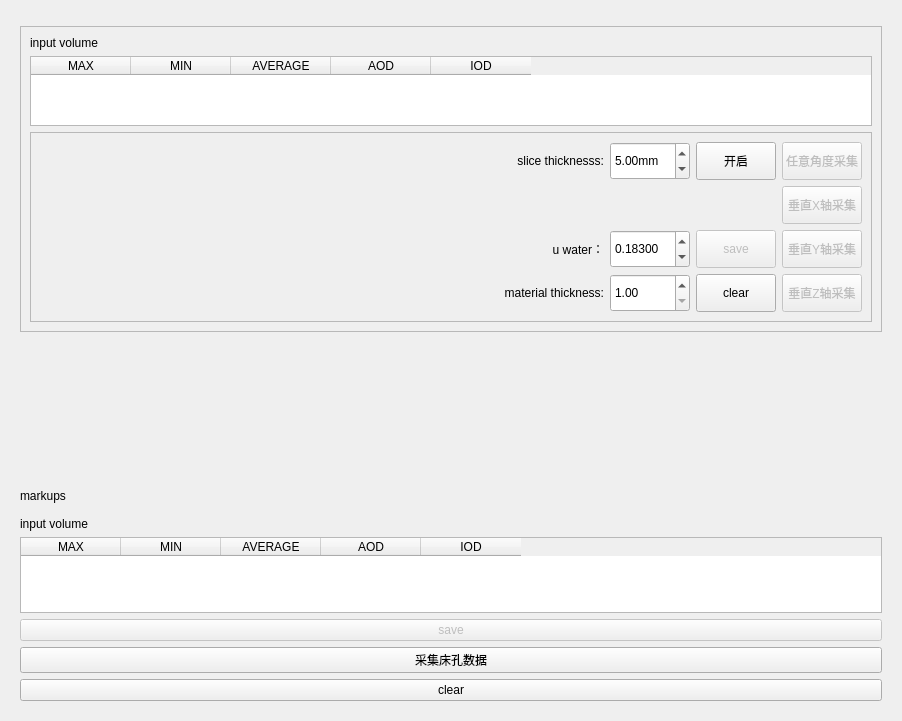
qimo601/exStone, file Calculus/Resources/UI/qSlicerCalculusModuleWidget.ui: the form before one commit.
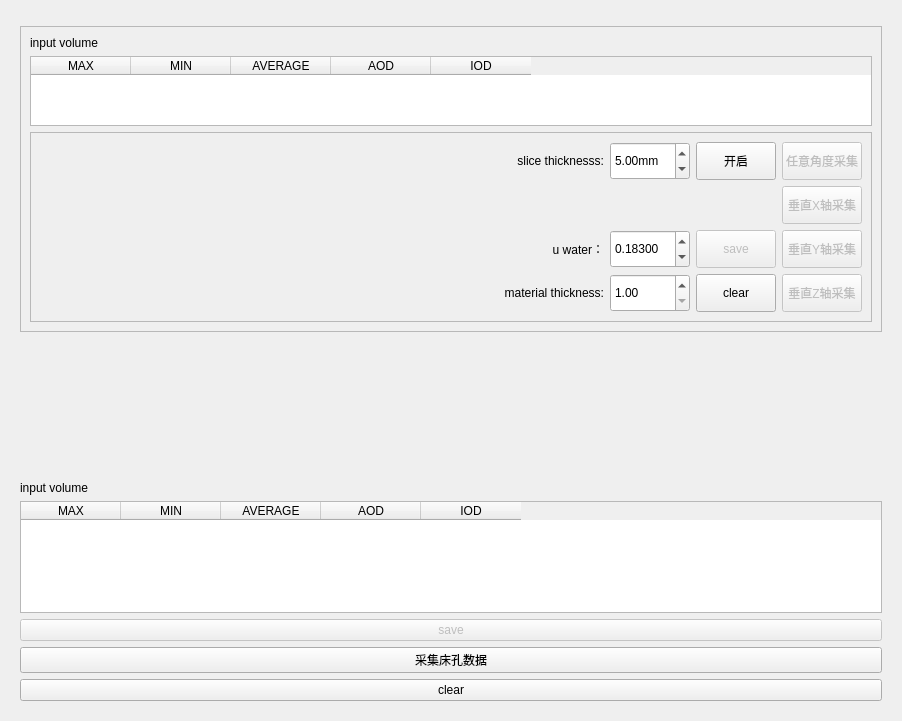
The form after the commit. Custom widgets are drawn as their Qt base class.

Diff of the .ui file:
```diff
--- a/Calculus/Resources/UI/qSlicerCalculusModuleWidget.ui
+++ b/Calculus/Resources/UI/qSlicerCalculusModuleWidget.ui
@@ -413,45 +413,13 @@
        <enum>QFormLayout::AllNonFixedFieldsGrow</enum>
       </property>
       <item row="0" column="0">
-       <widget class="QLabel" name="label_2">
-        <property name="minimumSize">
-         <size>
-          <width>50</width>
-          <height>30</height>
-         </size>
-        </property>
-        <property name="text">
-         <string>markups</string>
-        </property>
-       </widget>
-      </item>
-      <item row="0" column="1">
-       <widget class="qMRMLNodeComboBox" name="markupsMRMLNodeComboBox" native="true">
-        <property name="nodeTypes" stdset="0">
-         <string>vtkMRMLMarkupsFiducialNode</string>
-        </property>
-        <property name="noneEnabled" stdset="0">
-         <bool>true</bool>
-        </property>
-        <property name="addEnabled" stdset="0">
-         <bool>false</bool>
-        </property>
-        <property name="removeEnabled" stdset="0">
-         <bool>true</bool>
-        </property>
-        <property name="renameEnabled" stdset="0">
-         <bool>false</bool>
-        </property>
-       </widget>
-      </item>
-      <item row="1" column="0">
        <widget class="QLabel" name="label_3">
         <property name="text">
          <string>input volume</string>
         </property>
        </widget>
       </item>
-      <item row="1" column="1">
+      <item row="0" column="1">
        <widget class="qMRMLNodeComboBox" name="inputVolumeMRMLNodeComboBox_2" native="true">
         <property name="nodeTypes" stdset="0">
          <string>vtkMRMLScalarVolumeNode</string>
@@ -470,7 +438,7 @@
         </property>
        </widget>
       </item>
-      <item row="2" column="0" colspan="2">
+      <item row="1" column="0" colspan="2">
        <widget class="QTableWidget" name="tableblock">
         <column>
          <property name="text">
```
Left out of the diff: 34 changed lines with no effect on the pictures.
